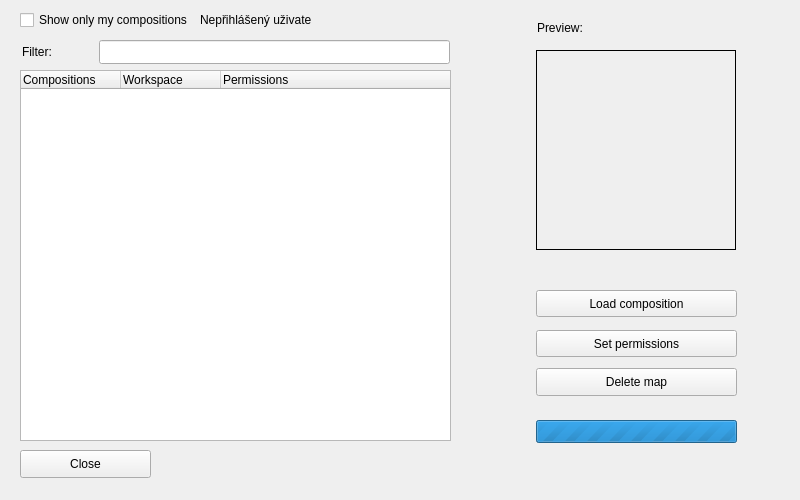
The window that dlg_addMap.ui (LESPROJEKT/qgis-layman-plugin) describes before a commit, drawn with Qt 5.
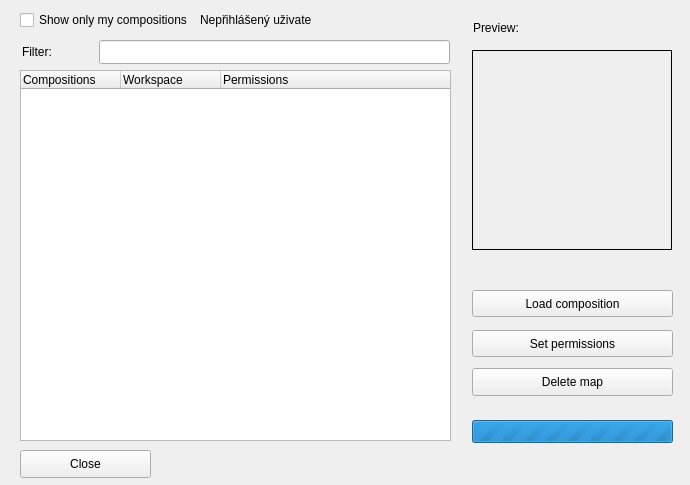
The same window after the commit. Custom widgets are drawn as their Qt base class.

```diff
--- a/dlg_addMap.ui
+++ b/dlg_addMap.ui
@@ -9,8 +9,8 @@
    <rect>
     <x>0</x>
     <y>0</y>
-    <width>800</width>
-    <height>500</height>
+    <width>690</width>
+    <height>485</height>
    </rect>
   </property>
   <property name="sizePolicy">
@@ -21,14 +21,14 @@
   </property>
   <property name="minimumSize">
    <size>
-    <width>800</width>
-    <height>500</height>
+    <width>690</width>
+    <height>480</height>
    </size>
   </property>
   <property name="maximumSize">
    <size>
-    <width>800</width>
-    <height>500</height>
+    <width>690</width>
+    <height>485</height>
    </size>
   </property>
   <property name="windowTitle">
@@ -88,7 +88,7 @@
   <widget class="QLabel" name="label_thumbnail">
    <property name="geometry">
     <rect>
-     <x>536</x>
+     <x>472</x>
      <y>50</y>
      <width>200</width>
      <height>200</height>
@@ -104,7 +104,7 @@
   <widget class="QLabel" name="label_2">
    <property name="geometry">
     <rect>
-     <x>537</x>
+     <x>473</x>
      <y>20</y>
      <width>141</width>
      <height>16</height>
@@ -159,7 +159,7 @@
    </property>
    <property name="geometry">
     <rect>
-     <x>536</x>
+     <x>472</x>
      <y>420</y>
      <width>201</width>
      <height>23</height>
@@ -175,7 +175,7 @@
   <widget class="QPushButton" name="pushButton_map">
    <property name="geometry">
     <rect>
-     <x>536</x>
+     <x>472</x>
      <y>290</y>
      <width>201</width>
      <height>27</height>
@@ -188,7 +188,7 @@
   <widget class="QPushButton" name="pushButton_delete">
    <property name="geometry">
     <rect>
-     <x>536</x>
+     <x>472</x>
      <y>368</y>
      <width>201</width>
      <height>28</height>
@@ -201,7 +201,7 @@
   <widget class="QPushButton" name="pushButton_setPermissions">
    <property name="geometry">
     <rect>
-     <x>536</x>
+     <x>472</x>
      <y>330</y>
      <width>201</width>
      <height>27</height>
```
